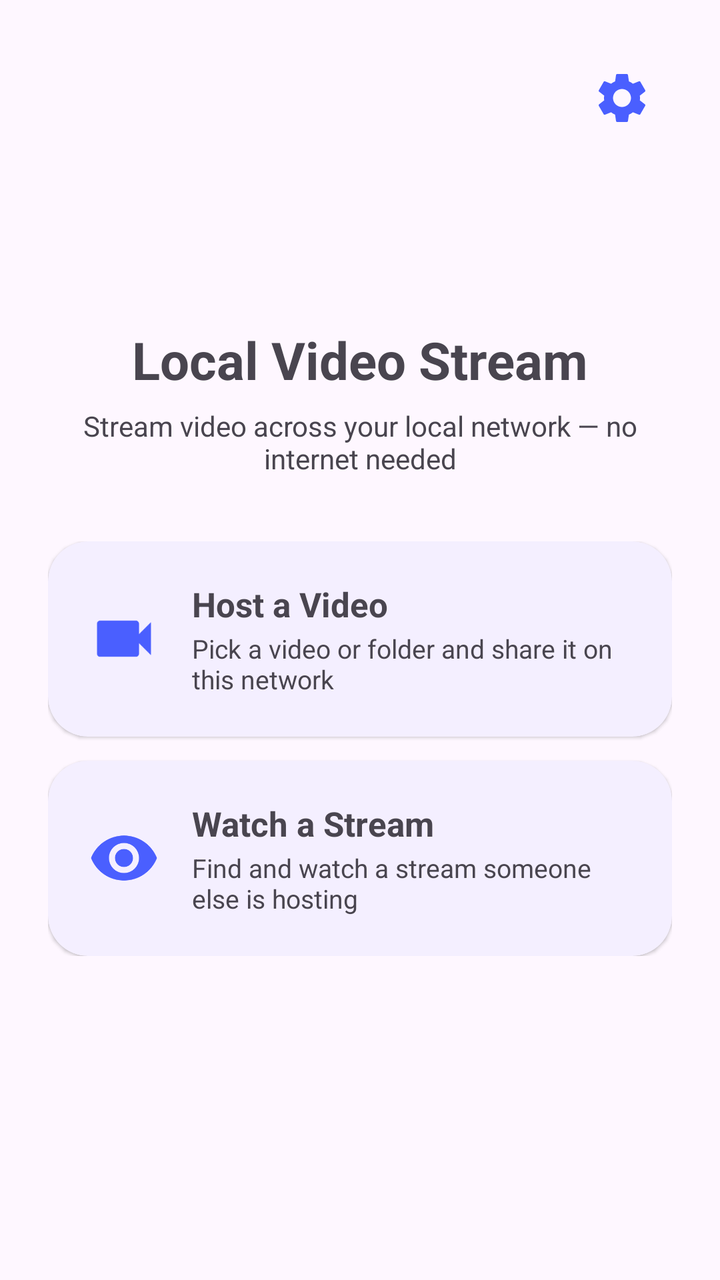
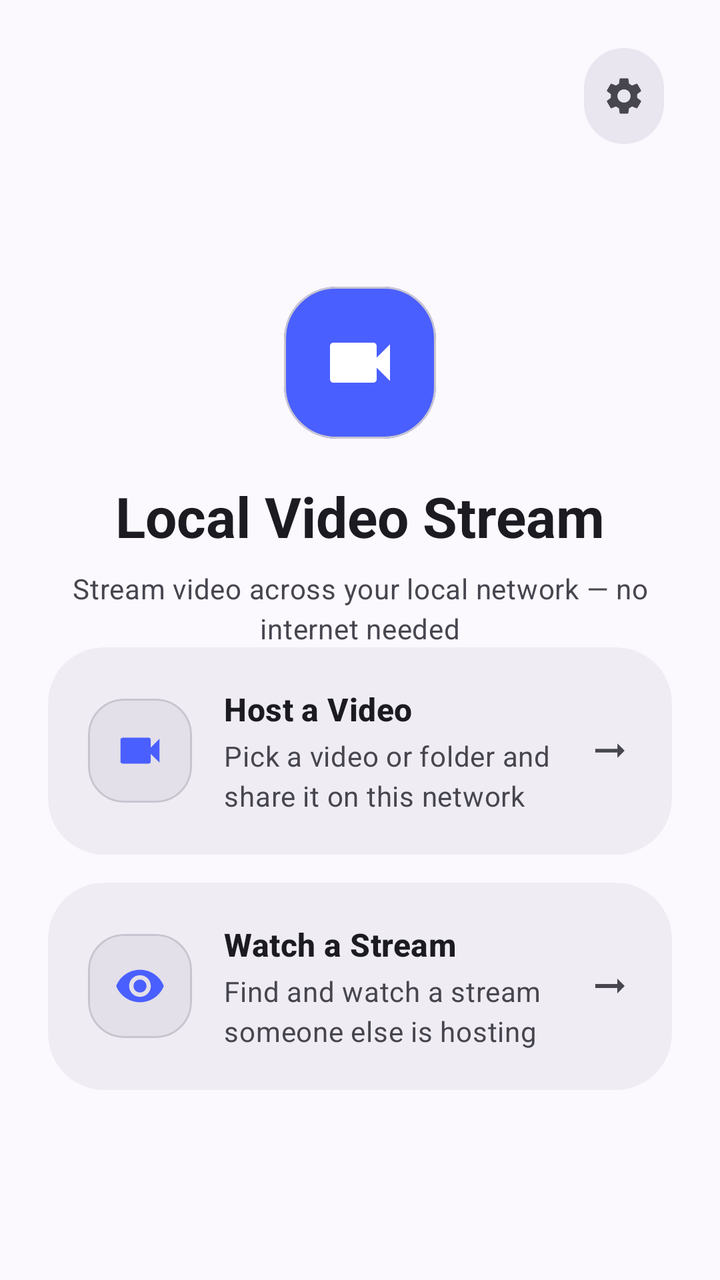

Two renders of the same Android screen: before a commit and after it. Below are the layout's source before the change and the commit's diff.
<!-- AndroidManifest.xml: application theme Theme.VideoStreamLocal -->
<!-- res/layout/activity_main.xml -->
<?xml version="1.0" encoding="utf-8"?>
<androidx.constraintlayout.widget.ConstraintLayout xmlns:android="http://schemas.android.com/apk/res/android"
    xmlns:app="http://schemas.android.com/apk/res-auto"
    xmlns:tools="http://schemas.android.com/tools"
    android:layout_width="match_parent"
    android:layout_height="match_parent"
    android:padding="@dimen/screen_horizontal_margin"
    tools:context=".MainActivity">

    <ImageButton
        android:id="@+id/settingsButton"
        style="?android:attr/borderlessButtonStyle"
        android:layout_width="50dp"
        android:layout_height="50dp"
        android:background="?attr/selectableItemBackgroundBorderless"
        android:contentDescription="@string/settings"
        android:scaleType="fitCenter"
        android:src="@drawable/ic_settings"
        android:padding="10dp"
        app:layout_constraintEnd_toEndOf="parent"
        app:layout_constraintTop_toTopOf="parent"
        app:tint="?attr/colorPrimary" />

    <TextView
        android:id="@+id/titleText"
        android:layout_width="0dp"
        android:layout_height="wrap_content"
        android:gravity="center"
        android:textSize="26sp"
        android:textStyle="bold"
        android:text="@string/app_name"
        app:layout_constraintTop_toTopOf="parent"
        app:layout_constraintBottom_toTopOf="@id/taglineText"
        app:layout_constraintStart_toStartOf="parent"
        app:layout_constraintEnd_toEndOf="parent"
        app:layout_constraintVertical_chainStyle="packed" />

    <TextView
        android:id="@+id/taglineText"
        android:layout_width="0dp"
        android:layout_height="wrap_content"
        android:layout_marginTop="6dp"
        android:gravity="center"
        android:textSize="14sp"
        android:textColor="?android:attr/textColorSecondary"
        android:text="@string/app_tagline"
        app:layout_constraintTop_toBottomOf="@id/titleText"
        app:layout_constraintBottom_toTopOf="@id/buttonGroup"
        app:layout_constraintStart_toStartOf="parent"
        app:layout_constraintEnd_toEndOf="parent" />

    <LinearLayout
        android:id="@+id/buttonGroup"
        android:layout_width="match_parent"
        android:layout_height="wrap_content"
        android:layout_marginTop="32dp"
        android:orientation="vertical"
        app:layout_constraintTop_toBottomOf="@id/taglineText"
        app:layout_constraintBottom_toBottomOf="parent"
        app:layout_constraintStart_toStartOf="parent"
        app:layout_constraintEnd_toEndOf="parent">

        <com.google.android.material.card.MaterialCardView
            android:id="@+id/hostButton"
            android:layout_width="match_parent"
            android:layout_height="wrap_content"
            android:clickable="true"
            android:focusable="true"
            app:cardCornerRadius="20dp"
            app:cardElevation="1dp"
            app:strokeColor="@color/card_stroke_selector"
            app:strokeWidth="2dp">

            <LinearLayout
                android:layout_width="match_parent"
                android:layout_height="wrap_content"
                android:gravity="center_vertical"
                android:orientation="horizontal"
                android:padding="20dp">

                <ImageView
                    android:layout_width="36dp"
                    android:layout_height="36dp"
                    android:contentDescription="@null"
                    android:src="@drawable/ic_videocam"
                    app:tint="?attr/colorPrimary" />

                <LinearLayout
                    android:layout_width="0dp"
                    android:layout_height="wrap_content"
                    android:layout_marginStart="16dp"
                    android:layout_weight="1"
                    android:orientation="vertical">

                    <TextView
                        android:layout_width="match_parent"
                        android:layout_height="wrap_content"
                        android:text="@string/host_a_video"
                        android:textSize="17sp"
                        android:textStyle="bold" />

                    <TextView
                        android:layout_width="match_parent"
                        android:layout_height="wrap_content"
                        android:layout_marginTop="2dp"
                        android:text="@string/host_a_video_subtitle"
                        android:textColor="?android:attr/textColorSecondary"
                        android:textSize="13sp" />

                </LinearLayout>

            </LinearLayout>

        </com.google.android.material.card.MaterialCardView>

        <com.google.android.material.card.MaterialCardView
            android:id="@+id/watchButton"
            android:layout_width="match_parent"
            android:layout_height="wrap_content"
            android:layout_marginTop="12dp"
            android:clickable="true"
            android:focusable="true"
            app:cardCornerRadius="20dp"
            app:cardElevation="1dp"
            app:strokeColor="@color/card_stroke_selector"
            app:strokeWidth="2dp">

            <LinearLayout
                android:layout_width="match_parent"
                android:layout_height="wrap_content"
                android:gravity="center_vertical"
                android:orientation="horizontal"
                android:padding="20dp">

                <ImageView
                    android:layout_width="36dp"
                    android:layout_height="36dp"
                    android:contentDescription="@null"
                    android:src="@drawable/ic_visibility"
                    app:tint="?attr/colorPrimary" />

                <LinearLayout
                    android:layout_width="0dp"
                    android:layout_height="wrap_content"
                    android:layout_marginStart="16dp"
                    android:layout_weight="1"
                    android:orientation="vertical">

                    <TextView
                        android:layout_width="match_parent"
                        android:layout_height="wrap_content"
                        android:text="@string/watch_a_stream"
                        android:textSize="17sp"
                        android:textStyle="bold" />

                    <TextView
                        android:layout_width="match_parent"
                        android:layout_height="wrap_content"
                        android:layout_marginTop="2dp"
                        android:text="@string/watch_a_stream_subtitle"
                        android:textColor="?android:attr/textColorSecondary"
                        android:textSize="13sp" />

                </LinearLayout>

            </LinearLayout>

        </com.google.android.material.card.MaterialCardView>

    </LinearLayout>

</androidx.constraintlayout.widget.ConstraintLayout>
<!-- resources referenced by this layout -->
<resources>
  <string name="app_name">Local Video Stream</string>
  <string name="host_a_video">Host a Video</string>
  <string name="settings">Settings</string>
  <style name="Theme.VideoStreamLocal" parent="Theme.Material3.DayNight.NoActionBar">
          <item name="colorPrimary">@color/brand_primary</item>
      </style>
  <color name="brand_primary">#4A5FFF</color>
  <!-- unchanged entries left out for length: 8 -->
</resources>

<!-- the commit's change to res/layout/activity_main.xml (unified diff, before → after) -->
@@ -4,70 +4,100 @@
     xmlns:tools="http://schemas.android.com/tools"
     android:layout_width="match_parent"
     android:layout_height="match_parent"
+    android:background="?attr/colorSurface"
     android:padding="@dimen/screen_horizontal_margin"
     tools:context=".MainActivity">
 
-    <ImageButton
+    <com.google.android.material.button.MaterialButton
         android:id="@+id/settingsButton"
-        style="?android:attr/borderlessButtonStyle"
-        android:layout_width="50dp"
-        android:layout_height="50dp"
-        android:background="?attr/selectableItemBackgroundBorderless"
+        style="@style/Widget.Material3.Button.IconButton.Filled.Tonal"
+        android:layout_width="48dp"
+        android:layout_height="48dp"
         android:contentDescription="@string/settings"
-        android:scaleType="fitCenter"
-        android:src="@drawable/ic_settings"
-        android:padding="10dp"
+        android:insetTop="0dp"
+        android:insetBottom="0dp"
+        app:backgroundTint="?attr/colorSurfaceContainerHigh"
+        app:icon="@drawable/ic_settings"
+        app:iconGravity="textStart"
+        app:iconPadding="0dp"
+        app:iconSize="22dp"
+        app:iconTint="?attr/colorOnSurfaceVariant"
         app:layout_constraintEnd_toEndOf="parent"
-        app:layout_constraintTop_toTopOf="parent"
-        app:tint="?attr/colorPrimary" />
-
-    <TextView
-        android:id="@+id/titleText"
+        app:layout_constraintTop_toTopOf="parent" />
+
+    
+    <LinearLayout
+        android:id="@+id/heroGroup"
         android:layout_width="0dp"
         android:layout_height="wrap_content"
-        android:gravity="center"
-        android:textSize="26sp"
-        android:textStyle="bold"
-        android:text="@string/app_name"
-        app:layout_constraintTop_toTopOf="parent"
-        app:layout_constraintBottom_toTopOf="@id/taglineText"
+        android:gravity="center_horizontal"
+        android:orientation="vertical"
+        app:layout_constraintBottom_toTopOf="@id/buttonGroup"
         app:layout_constraintStart_toStartOf="parent"
         app:layout_constraintEnd_toEndOf="parent"
-        app:layout_constraintVertical_chainStyle="packed" />
-
-    <TextView
-        android:id="@+id/taglineText"
+        app:layout_constraintWidth_max="520dp"
+        app:layout_constraintTop_toBottomOf="@id/settingsButton"
+        app:layout_constraintVertical_chainStyle="packed">
+
+        <com.google.android.material.card.MaterialCardView
+            android:layout_width="76dp"
+            android:layout_height="76dp"
+            app:cardBackgroundColor="?attr/colorPrimary"
+            app:cardCornerRadius="26dp"
+            app:cardElevation="0dp">
+
+            <ImageView
+                android:layout_width="40dp"
+                android:layout_height="40dp"
+                android:layout_gravity="center"
+                android:contentDescription="@null"
+                android:src="@drawable/ic_videocam"
+                app:tint="@color/white" />
+
+        </com.google.android.material.card.MaterialCardView>
+
+        <TextView
+            android:id="@+id/titleText"
+            android:layout_width="match_parent"
+            android:layout_height="wrap_content"
+            android:layout_marginTop="20dp"
+            android:gravity="center"
+            android:text="@string/app_name"
+            android:textAppearance="?attr/textAppearanceHeadlineMedium"
+            android:textColor="?attr/colorOnSurface"
+            android:textStyle="bold" />
+
+        <TextView
+            android:id="@+id/taglineText"
+            android:layout_width="match_parent"
+            android:layout_height="wrap_content"
+            android:layout_marginTop="8dp"
+            android:gravity="center"
+            android:text="@string/app_tagline"
+            android:textAppearance="?attr/textAppearanceBodyMedium"
+            android:textColor="?attr/colorOnSurfaceVariant" />
+
+    </LinearLayout>
+
+    <LinearLayout
+        android:id="@+id/buttonGroup"
         android:layout_width="0dp"
         android:layout_height="wrap_content"
-        android:layout_marginTop="6dp"
-        android:gravity="center"
-        android:textSize="14sp"
-        android:textColor="?android:attr/textColorSecondary"
-        android:text="@string/app_tagline"
-        app:layout_constraintTop_toBottomOf="@id/titleText"
-        app:layout_constraintBottom_toTopOf="@id/buttonGroup"
-        app:layout_constraintStart_toStartOf="parent"
-        app:layout_constraintEnd_toEndOf="parent" />
-
-    <LinearLayout
-        android:id="@+id/buttonGroup"
-        android:layout_width="match_parent"
-        android:layout_height="wrap_content"
-        android:layout_marginTop="32dp"
         android:orientation="vertical"
-        app:layout_constraintTop_toBottomOf="@id/taglineText"
         app:layout_constraintBottom_toBottomOf="parent"
         app:layout_constraintStart_toStartOf="parent"
-        app:layout_constraintEnd_toEndOf="parent">
+        app:layout_constraintEnd_toEndOf="parent"
+        app:layout_constraintWidth_max="520dp"
+        app:layout_constraintTop_toBottomOf="@id/heroGroup"
+        app:layout_constraintVertical_chainStyle="packed">
 
         <com.google.android.material.card.MaterialCardView
             android:id="@+id/hostButton"
+            style="@style/Widget.App.Card"
             android:layout_width="match_parent"
             android:layout_height="wrap_content"
             android:clickable="true"
             android:focusable="true"
-            app:cardCornerRadius="20dp"
-            app:cardElevation="1dp"
             app:strokeColor="@color/card_stroke_selector"
             app:strokeWidth="2dp">
 
@@ -78,12 +108,22 @@
                 android:orientation="horizontal"
                 android:padding="20dp">
 
-                <ImageView
-                    android:layout_width="36dp"
-                    android:layout_height="36dp"
-                    android:contentDescription="@null"
-                    android:src="@drawable/ic_videocam"
-                    app:tint="?attr/colorPrimary" />
+                <com.google.android.material.card.MaterialCardView
+                    android:layout_width="52dp"
+                    android:layout_height="52dp"
+                    app:cardBackgroundColor="?attr/colorSurfaceContainerHighest"
+                    app:cardCornerRadius="18dp"
+                    app:cardElevation="0dp">
+
+                    <ImageView
+                        android:layout_width="26dp"
+                        android:layout_height="26dp"
+                        android:layout_gravity="center"
+                        android:contentDescription="@null"
+                        android:src="@drawable/ic_videocam"
+                        app:tint="?attr/colorPrimary" />
+
+                </com.google.android.material.card.MaterialCardView>
 
                 <LinearLayout
                     android:layout_width="0dp"
@@ -96,18 +136,27 @@
                         android:layout_width="match_parent"
                         android:layout_height="wrap_content"
                         android:text="@string/host_a_video"
-                        android:textSize="17sp"
+                        android:textAppearance="?attr/textAppearanceTitleMedium"
+                        android:textColor="?attr/colorOnSurface"
                         android:textStyle="bold" />
 
                     <TextView
                         android:layout_width="match_parent"
                         android:layout_height="wrap_content"
-                        android:layout_marginTop="2dp"
+                        android:layout_marginTop="3dp"
                         android:text="@string/host_a_video_subtitle"
-                        android:textColor="?android:attr/textColorSecondary"
-                        android:textSize="13sp" />
+                        android:textAppearance="?attr/textAppearanceBodyMedium"
+                        android:textColor="?attr/colorOnSurfaceVariant" />
 
                 </LinearLayout>
+
+                <ImageView
+                    android:layout_width="22dp"
+                    android:layout_height="22dp"
+                    android:layout_marginStart="8dp"
+                    android:contentDescription="@null"
+                    android:src="@drawable/ic_arrow_forward"
+                    app:tint="?attr/colorOnSurfaceVariant" />
 
             </LinearLayout>
 
@@ -115,13 +164,12 @@
 
         <com.google.android.material.card.MaterialCardView
             android:id="@+id/watchButton"
-            android:layout_width="match_parent"
-            android:layout_height="wrap_content"
-            android:layout_marginTop="12dp"
+            style="@style/Widget.App.Card"
+            android:layout_width="match_parent"
+            android:layout_height="wrap_content"
+            android:layout_marginTop="14dp"
             android:clickable="true"
             android:focusable="true"
-            app:cardCornerRadius="20dp"
-            app:cardElevation="1dp"
             app:strokeColor="@color/card_stroke_selector"
             app:strokeWidth="2dp">
 
@@ -132,12 +180,22 @@
                 android:orientation="horizontal"
                 android:padding="20dp">
 
-                <ImageView
-                    android:layout_width="36dp"
-                    android:layout_height="36dp"
-                    android:contentDescription="@null"
-                    android:src="@drawable/ic_visibility"
-                    app:tint="?attr/colorPrimary" />
+                <com.google.android.material.card.MaterialCardView
+                    android:layout_width="52dp"
+                    android:layout_height="52dp"
+                    app:cardBackgroundColor="?attr/colorSurfaceContainerHighest"
+                    app:cardCornerRadius="18dp"
+                    app:cardElevation="0dp">
+
+                    <ImageView
+                        android:layout_width="26dp"
+                        android:layout_height="26dp"
+                        android:layout_gravity="center"
+                        android:contentDescription="@null"
+                        android:src="@drawable/ic_visibility"
+                        app:tint="?attr/colorPrimary" />
+
+                </com.google.android.material.card.MaterialCardView>
 
                 <LinearLayout
                     android:layout_width="0dp"
@@ -150,19 +208,28 @@
                         android:layout_width="match_parent"
                         android:layout_height="wrap_content"
                         android:text="@string/watch_a_stream"
-                        android:textSize="17sp"
+                        android:textAppearance="?attr/textAppearanceTitleMedium"
+                        android:textColor="?attr/colorOnSurface"
                         android:textStyle="bold" />
 
                     <TextView
                         android:layout_width="match_parent"
                         android:layout_height="wrap_content"
-                        android:layout_marginTop="2dp"
+                        android:layout_marginTop="3dp"
                         android:text="@string/watch_a_stream_subtitle"
-                        android:textColor="?android:attr/textColorSecondary"
-                        android:textSize="13sp" />
+                        android:textAppearance="?attr/textAppearanceBodyMedium"
+                        android:textColor="?attr/colorOnSurfaceVariant" />
 
                 </LinearLayout>
 
+                <ImageView
+                    android:layout_width="22dp"
+                    android:layout_height="22dp"
+                    android:layout_marginStart="8dp"
+                    android:contentDescription="@null"
+                    android:src="@drawable/ic_arrow_forward"
+                    app:tint="?attr/colorOnSurfaceVariant" />
+
             </LinearLayout>
 
         </com.google.android.material.card.MaterialCardView>
<!-- resource entries referenced after the edit -->
@@ -1,12 +1,80 @@
 <!-- resources referenced by this layout -->
 <resources>
+  <color name="white">#FFFFFFFF</color>
+  <!-- drawable ic_arrow_forward (drawable) -->
+  <vector xmlns:android="http://schemas.android.com/apk/res/android"
+      android:width="24dp"
+      android:height="24dp"
+      android:viewportWidth="24"
+      android:viewportHeight="24">
+      <path
+          android:fillColor="#FF000000"
+          android:pathData="M16.01,11H4v2h12.01v3L20,12l-3.99,-4z" />
+  </vector>
   <string name="app_name">Local Video Stream</string>
   <string name="host_a_video">Host a Video</string>
   <string name="settings">Settings</string>
+  <style name="Widget.App.Card" parent="Widget.Material3.CardView.Filled">
+          <item name="cardBackgroundColor">?attr/colorSurfaceContainer</item>
+          <item name="cardCornerRadius">28dp</item>
+          <item name="cardElevation">0dp</item>
+          <item name="contentPadding">0dp</item>
+      </style>
   <style name="Theme.VideoStreamLocal" parent="Theme.Material3.DayNight.NoActionBar">
           <item name="colorPrimary">@color/brand_primary</item>
+  
+          
+          <item name="android:colorBackground">@color/md_surface</item>
+          <item name="colorSurface">@color/md_surface</item>
+          <item name="colorSurfaceContainerLowest">@color/md_surface_container_lowest</item>
+          <item name="colorSurfaceContainerLow">@color/md_surface_container_low</item>
+          <item name="colorSurfaceContainer">@color/md_surface_container</item>
+          <item name="colorSurfaceContainerHigh">@color/md_surface_container_high</item>
+          <item name="colorSurfaceContainerHighest">@color/md_surface_container_highest</item>
+          <item name="colorSurfaceVariant">@color/md_surface_variant</item>
+          <item name="colorOnSurface">@color/md_on_surface</item>
+          <item name="colorOnSurfaceVariant">@color/md_on_surface_variant</item>
+          <item name="colorOutline">@color/md_outline</item>
+          <item name="colorOutlineVariant">@color/md_outline_variant</item>
+  
+          
+          <item name="shapeAppearanceCornerExtraSmall">@style/ShapeAppearance.App.ExtraSmall</item>
+          <item name="shapeAppearanceCornerSmall">@style/ShapeAppearance.App.Small</item>
+          <item name="shapeAppearanceCornerMedium">@style/ShapeAppearance.App.Medium</item>
+          <item name="shapeAppearanceCornerLarge">@style/ShapeAppearance.App.Large</item>
+          <item name="shapeAppearanceCornerExtraLarge">@style/ShapeAppearance.App.ExtraLarge</item>
+  
+          
+          <item name="android:statusBarColor">@android:color/transparent</item>
+          <item name="android:navigationBarColor">?attr/colorSurface</item>
       </style>
   <color name="brand_primary">#4A5FFF</color>
+  <color name="md_surface">#FBF8FE</color>
+  <color name="md_surface_container_lowest">#FFFFFF</color>
+  <color name="md_surface_container_low">#F5F2FA</color>
+  <color name="md_surface_container">#EFECF4</color>
+  <color name="md_surface_container_high">#E9E6EF</color>
+  <color name="md_surface_container_highest">#E3E0E9</color>
+  <color name="md_surface_variant">#E3E0EC</color>
+  <color name="md_on_surface">#1B1B21</color>
+  <color name="md_on_surface_variant">#47464F</color>
+  <color name="md_outline">#787680</color>
+  <color name="md_outline_variant">#C8C5D0</color>
+  <style name="ShapeAppearance.App.ExtraSmall" parent="ShapeAppearance.Material3.Corner.ExtraSmall">
+          <item name="cornerSize">8dp</item>
+      </style>
+  <style name="ShapeAppearance.App.Small" parent="ShapeAppearance.Material3.Corner.Small">
+          <item name="cornerSize">14dp</item>
+      </style>
+  <style name="ShapeAppearance.App.Medium" parent="ShapeAppearance.Material3.Corner.Medium">
+          <item name="cornerSize">22dp</item>
+      </style>
+  <style name="ShapeAppearance.App.Large" parent="ShapeAppearance.Material3.Corner.Large">
+          <item name="cornerSize">28dp</item>
+      </style>
+  <style name="ShapeAppearance.App.ExtraLarge" parent="ShapeAppearance.Material3.Corner.ExtraLarge">
+          <item name="cornerSize">36dp</item>
+      </style>
   <!-- unchanged entries left out for length: 8 -->
 </resources>
 
